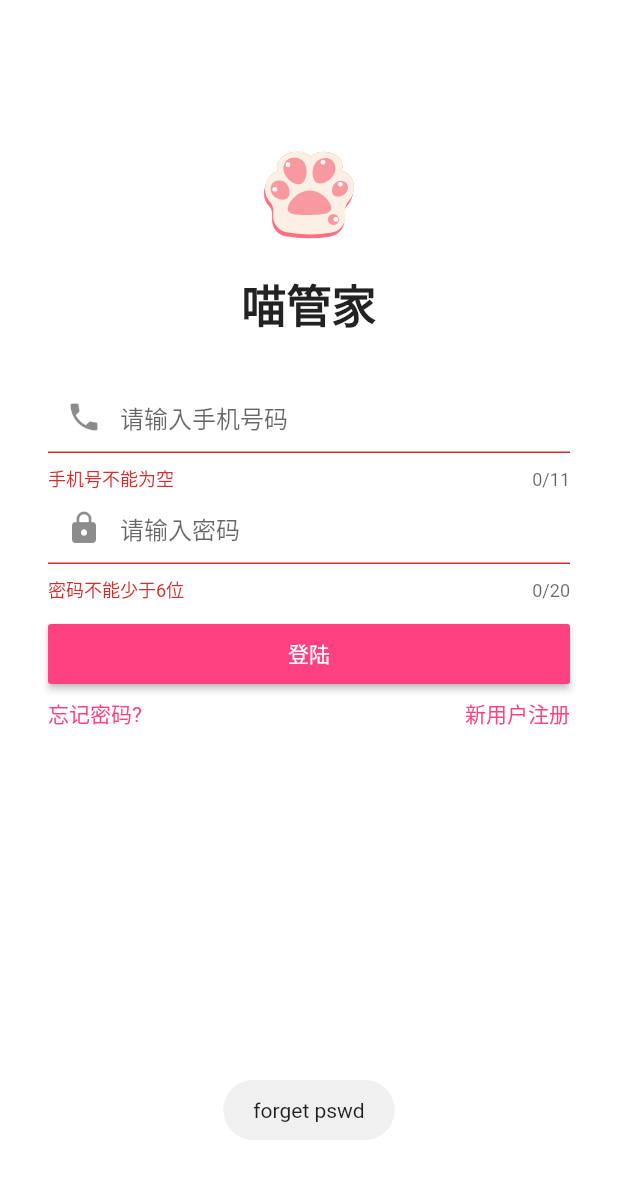
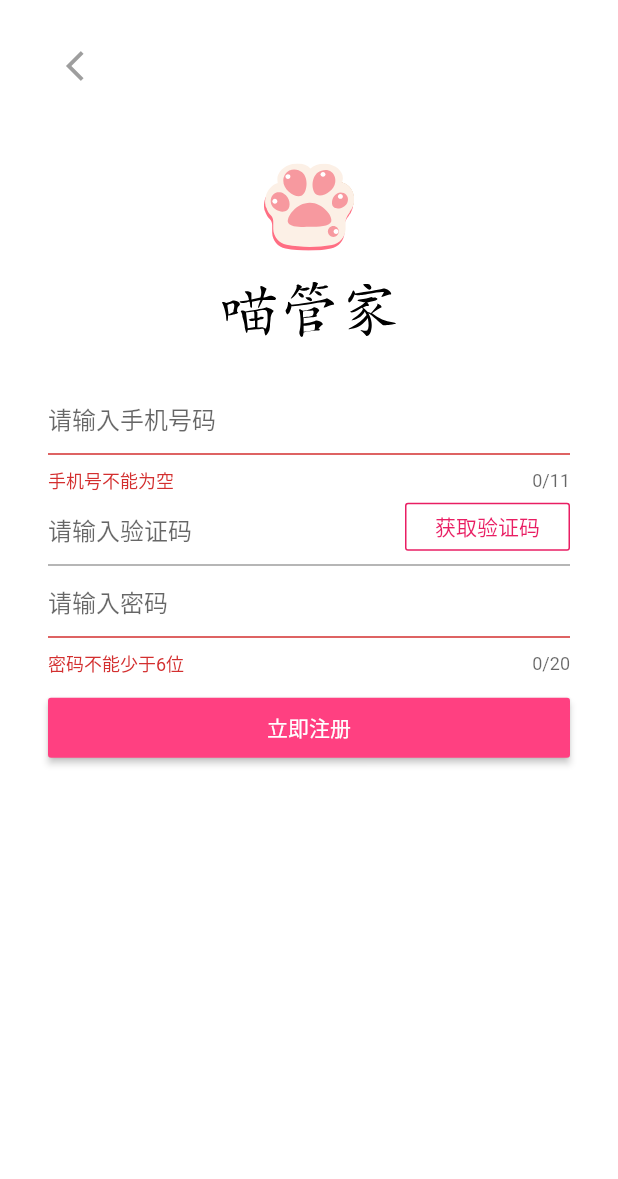
Before and after one commit to 251687230/CatMasterApp, a Flutter app: the screen it shows after launch, after a tap on "忘记密码?", on a phone screen of 412 x 824 dp. Shown: the top 1179 px of the screen. Run offline on Flutter 3.47's test engine with Material 2 defaults, Android fonts, the phone set to English and light mode, and no system bars; our stand-ins replace convert, dio, flutter_svg, fluttertoast, package_info.

Commit message:
新增注册页面

```diff
--- a/lib/constants.dart
+++ b/lib/constants.dart
@@ -1,6 +1,6 @@
 
 class Constants{
-  String mainColor = "#f7999f";
+  static const int mainColor = 0xf7999f;
 
   static const String BASE_URL = "http://192.168.1.1:8080";
 
--- a/lib/main.dart
+++ b/lib/main.dart
@@ -1,6 +1,6 @@
 import 'package:flutter/material.dart';
 
-import 'login_in_page.dart';
+import 'ui/login_in_page.dart';
 
 void main() => runApp(MyApp());
 
--- /dev/null
+++ b/lib/ui/login_in_page.dart
@@ -0,0 +1,152 @@
+import 'package:catmaster_app/network/http_client.dart';
+import 'package:catmaster_app/ui/register_page.dart';
+import 'package:catmaster_app/utils/device_util.dart';
+import 'package:catmaster_app/utils/rx_util.dart';
+import 'package:catmaster_app/widget/progress_dialog.dart';
+import 'package:flutter/material.dart';
+import 'package:flutter/services.dart';
+import 'package:flutter_svg/flutter_svg.dart';
+import 'package:fluttertoast/fluttertoast.dart';
+
+class LoginPage extends StatelessWidget {
+  @override
+  Widget build(BuildContext context) {
+    return Scaffold(
+        body: Container(
+      color: Colors.white,
+      width: double.infinity,
+      padding: EdgeInsets.fromLTRB(32, 100, 32, 10),
+      child: LoginField(),
+    ));
+  }
+}
+
+class LoginField extends StatefulWidget {
+  @override
+  State<StatefulWidget> createState() {
+    return LoginFieldState();
+  }
+}
+
+class LoginFieldState extends State<LoginField> {
+  FocusNode _phoneFn, _passwdFn;
+  TextEditingController _phoneCtrl, _passwordCtrl;
+  GlobalKey formKey = new GlobalKey<FormState>();
+  String _versionName = "";
+  @override
+  void initState() {
+    _phoneFn = FocusNode();
+    _passwdFn = FocusNode();
+    _phoneCtrl = TextEditingController();
+    _passwordCtrl = TextEditingController();
+    DeviceUtil.getVersionName((version){
+      setState(() {
+        _versionName = version;
+      });
+
+    });
+  }
+
+  @override
+  Widget build(BuildContext context) {
+    return Column(
+      crossAxisAlignment: CrossAxisAlignment.center,
+      children: <Widget>[
+        SvgPicture.asset("assets/logo.svg", width: 60, height: 60),
+        Padding(
+            padding: EdgeInsets.fromLTRB(0, 20, 0, 30),
+            child: SvgPicture.asset("assets/logo_name.svg",width: 116,height: 37.2,)),
+        Form(
+            key: formKey,
+            autovalidate: true,
+            child: Column(children: <Widget>[
+              TextFormField(
+                  decoration: const InputDecoration(
+                      prefixIcon: Icon(Icons.phone), hintText: "请输入手机号码"),
+                  keyboardType: TextInputType.phone,
+                  validator: (text) {
+                    return text.trim().length > 0 ? null : "手机号不能为空";
+                  },
+                  maxLength: 11,
+                  controller: _phoneCtrl,
+                  focusNode: _phoneFn,
+                  textInputAction: TextInputAction.next,
+                  onFieldSubmitted: (term) {
+                    _phoneFn.unfocus();
+                    FocusScope.of(context).requestFocus(_passwdFn);
+                  }),
+              TextFormField(
+                decoration: const InputDecoration(
+                    prefixIcon: Icon(Icons.lock), hintText: "请输入密码"),
+                focusNode: _passwdFn,
+                keyboardType: TextInputType.visiblePassword,
+                maxLength: 20,
+                validator: (text) {
+                  return text.trim().length > 5 ? null : "密码不能少于6位";
+                },
+                controller: _passwordCtrl,
+                textInputAction: TextInputAction.done,
+                obscureText: true,
+              ),
+              Padding(
+                  padding: EdgeInsets.fromLTRB(0, 10, 0, 5),
+                  child: RaisedButton(
+                      onPressed: RxUtil.debounce((){
+                        if ((formKey.currentState as FormState).validate()) {
+                          _phoneFn.unfocus();
+                          _passwdFn.unfocus();
+                          showDialog(
+                              context: context,
+                              barrierDismissible: false,
+                              builder: (BuildContext context) {
+                                return new LoadingDialog(
+                                  text: "账号登录中…",
+                                );
+                              });
+                          login(_phoneCtrl.text, _passwordCtrl.text);
+                        }else{
+                          Fluttertoast.showToast(msg: "请检查您的输入",toastLength: Toast.LENGTH_SHORT);
+                        }
+                      },1000),
+                      child: Text(
+                        "登陆",
+                        style: TextStyle(color: Colors.white),
+                      ))),
+            ])),
+        Row(
+          children: <Widget>[
+            Expanded(
+                child:
+                    InkWell(child:Container(child:Text("忘记密码?", style: TextStyle(color: Colors.pinkAccent)),
+                    )
+                    ,onTap: (){
+                      Navigator.push(context, MaterialPageRoute(builder:(context){
+                        return RegisterPage();
+                      }));
+                      },),
+            ),
+            Expanded(
+                child: Text("新用户注册",
+                    textAlign: TextAlign.end,
+                    style: TextStyle(color: Colors.pinkAccent))),
+          ],
+        ),
+        Expanded(
+        child:Container(
+          height: double.infinity,
+          child:Text("Version $_versionName"),
+          alignment: Alignment.bottomCenter,
+          padding: EdgeInsets.fromLTRB(0, 0, 0, 32),
+        ))
+      ],
+    );
+  }
+
+  void login(String userName, String password) {
+    RestClient().login(userName, password, (data) {},
+        (responseCode, errorCode, description) {
+      Fluttertoast.showToast(msg: "responseCode ${responseCode}");
+      Navigator.pop(context);
+    });
+  }
+}
--- a/lib/login_in_page.dart
+++ b/lib/ui/register_page.dart
@@ -1,35 +1,36 @@
-import 'package:catmaster_app/network/http_client.dart';
+import 'package:catmaster_app/constants.dart';
+import 'package:flutter/cupertino.dart';
+import 'package:flutter/material.dart';
+import 'package:flutter_svg/flutter_svg.dart';
+import 'package:fluttertoast/fluttertoast.dart';
 import 'package:catmaster_app/utils/rx_util.dart';
 import 'package:catmaster_app/widget/progress_dialog.dart';
-import 'package:flutter/material.dart';
-import 'package:flutter/services.dart';
-import 'package:flutter_svg/flutter_svg.dart';
-import 'package:fluttertoast/fluttertoast.dart';
 
-class LoginPage extends StatelessWidget {
+class RegisterPage extends StatelessWidget {
   @override
   Widget build(BuildContext context) {
     return Scaffold(
         body: Container(
       color: Colors.white,
       width: double.infinity,
-      padding: EdgeInsets.fromLTRB(32, 100, 32, 10),
-      child: LoginField(),
+      padding: EdgeInsets.fromLTRB(32, 20, 32, 10),
+      child: RegisterField(),
     ));
   }
 }
 
-class LoginField extends StatefulWidget {
+class RegisterField extends StatefulWidget {
   @override
   State<StatefulWidget> createState() {
-    return LoginFieldState();
+    return RegisterFiledState();
   }
 }
 
-class LoginFieldState extends State<LoginField> {
+class RegisterFiledState extends State<RegisterField> {
   FocusNode _phoneFn, _passwdFn;
   TextEditingController _phoneCtrl, _passwordCtrl;
   GlobalKey formKey = new GlobalKey<FormState>();
+  String _captchaHint = "获取验证码";
   @override
   void initState() {
     _phoneFn = FocusNode();
@@ -43,18 +44,34 @@ class LoginFieldState extends State<LoginField> {
     return Column(
       crossAxisAlignment: CrossAxisAlignment.center,
       children: <Widget>[
-        SvgPicture.asset("assets/logo.svg", width: 60, height: 60),
+        Container(
+            alignment: Alignment.topLeft,
+            width: double.infinity,
+            child: IconButton(
+                icon: Icon(
+                  Icons.arrow_back_ios,
+                  color: Colors.grey,
+                ),
+                onPressed: () {
+                  Navigator.pop(context);
+                })),
+        Padding(
+          padding: EdgeInsets.fromLTRB(0, 40, 0, 0),
+          child: SvgPicture.asset("assets/logo.svg", width: 60, height: 60),
+        ),
         Padding(
             padding: EdgeInsets.fromLTRB(0, 20, 0, 30),
-            child: Text("喵管家",
-                style: TextStyle(fontWeight: FontWeight.bold, fontSize: 30))),
+            child: SvgPicture.asset(
+              "assets/logo_name.svg",
+              width: 116,
+              height: 37.2,
+            )),
         Form(
             key: formKey,
             autovalidate: true,
             child: Column(children: <Widget>[
               TextFormField(
-                  decoration: const InputDecoration(
-                      prefixIcon: Icon(Icons.phone), hintText: "请输入手机号码"),
+                  decoration: const InputDecoration(hintText: "请输入手机号码"),
                   keyboardType: TextInputType.phone,
                   validator: (text) {
                     return text.trim().length > 0 ? null : "手机号不能为空";
@@ -67,9 +84,37 @@ class LoginFieldState extends State<LoginField> {
                     _phoneFn.unfocus();
                     FocusScope.of(context).requestFocus(_passwdFn);
                   }),
+              Stack(
+                alignment: Alignment.bottomRight,
+                children: <Widget>[
+                  TextFormField(
+                    decoration: const InputDecoration(
+                      hintText: "请输入验证码",
+                    ),
+                  ),
+                  Positioned(
+                      bottom: 10,
+                      child: SizedBox(
+                        child: OutlineButton(
+                          child: Text(
+                            _captchaHint,
+                            style: TextStyle(
+                                color: Theme.of(context).primaryColor),
+                          ),
+                          highlightColor: Colors.pink[100],
+                          borderSide: BorderSide(
+                              style: BorderStyle.solid,
+                              color: Theme.of(context).primaryColor,
+                              width: 1),
+                          onPressed: () {},
+                        ),
+                        width: 110,
+                        height: 32,
+                      ))
+                ],
+              ),
               TextFormField(
-                decoration: const InputDecoration(
-                    prefixIcon: Icon(Icons.lock), hintText: "请输入密码"),
+                decoration: const InputDecoration(hintText: "请输入密码"),
                 focusNode: _passwdFn,
                 keyboardType: TextInputType.visiblePassword,
                 maxLength: 20,
@@ -83,7 +128,7 @@ class LoginFieldState extends State<LoginField> {
               Padding(
                   padding: EdgeInsets.fromLTRB(0, 10, 0, 5),
                   child: RaisedButton(
-                      onPressed: RxUtil.debounce((){
+                      onPressed: RxUtil.debounce(() {
                         if ((formKey.currentState as FormState).validate()) {
                           _phoneFn.unfocus();
                           _passwdFn.unfocus();
@@ -95,41 +140,18 @@ class LoginFieldState extends State<LoginField> {
                                   text: "账号登录中…",
                                 );
                               });
-                          login(_phoneCtrl.text, _passwordCtrl.text);
-                        }else{
-                          Fluttertoast.showToast(msg: "请检查您的输入",toastLength: Toast.LENGTH_SHORT);
+                          //login(_phoneCtrl.text, _passwordCtrl.text);
+                        } else {
+                          Fluttertoast.showToast(
+                              msg: "请检查您的输入", toastLength: Toast.LENGTH_SHORT);
                         }
-                      },1000),
+                      }, 1000),
                       child: Text(
-                        "登陆",
+                        "立即注册",
                         style: TextStyle(color: Colors.white),
                       ))),
             ])),
-        Row(
-          children: <Widget>[
-            Expanded(
-                child:
-                    InkWell(child:Container(child:Text("忘记密码?", style: TextStyle(color: Colors.pinkAccent)),
-                    )
-                    ,onTap: (){
-                      Fluttertoast.showToast(msg: "forget pswd");
-                      },),
-            ),
-            Expanded(
-                child: Text("新用户注册",
-                    textAlign: TextAlign.end,
-                    style: TextStyle(color: Colors.pinkAccent))),
-          ],
-        ),
       ],
     );
   }
-
-  void login(String userName, String password) {
-    RestClient().login(userName, password, (data) {},
-        (responseCode, errorCode, description) {
-      Fluttertoast.showToast(msg: "responseCode ${responseCode}");
-      Navigator.pop(context);
-    });
-  }
 }
--- /dev/null
+++ b/lib/utils/device_util.dart
@@ -0,0 +1,10 @@
+import 'package:package_info/package_info.dart';
+
+class DeviceUtil{
+  static void getVersionName(GetVersionName getVersionName) async{
+    PackageInfo packageInfo = await PackageInfo.fromPlatform();
+    getVersionName(packageInfo.version);
+  }
+
+}
+typedef GetVersionName = dynamic Function(String versionName);
--- a/pubspec.yaml
+++ b/pubspec.yaml
@@ -25,7 +25,7 @@ dependencies:
   # The following adds the Cupertino Icons font to your application.
   # Use with the CupertinoIcons class for iOS style icons.
   cupertino_icons: ^0.1.2
-  sharesdk_plugin: ^1.1.7
+  package_info: ^0.4.0+13
 
 dev_dependencies:
   flutter_test:
```
Also changed, not shown: assets/logo.svg, assets/logo_name.svg (added), pubspec.lock, 1 other file.
